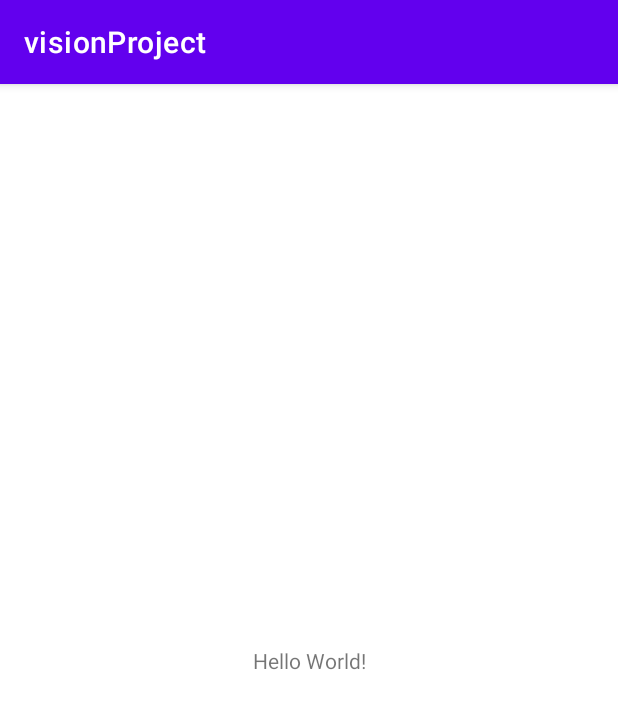
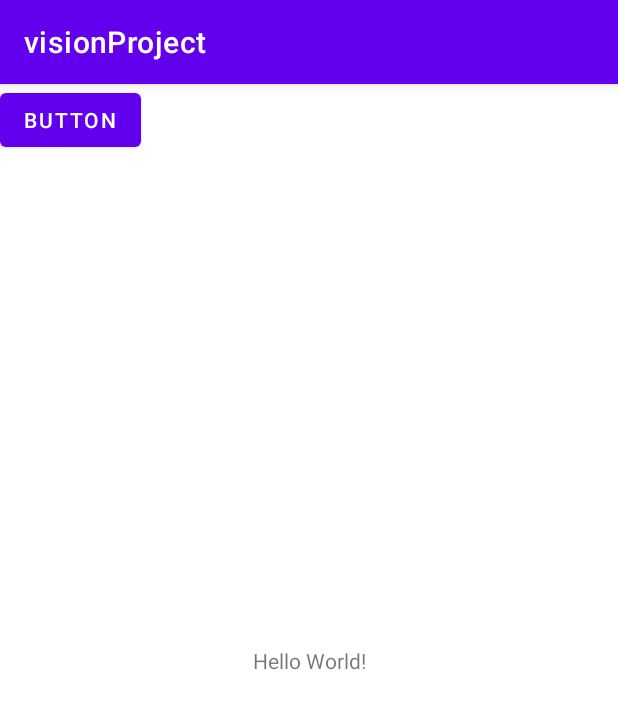
Before and after one commit to Recircle2000/motion_detection_app, an Android app: the screen it shows after launch (MainMenu), on a phone screen of 412 x 824 dp. Shown: the top 709 px of the screen. Run offline under Robolectric (Android 15) with nearby library versions, the phone set to English and light mode, and no system bars; 2 statements that could not run were skipped.

Commit message:
상대경로 수정 2

```diff
--- a/app/src/main/cpp/CMakeLists.txt
+++ b/app/src/main/cpp/CMakeLists.txt
@@ -6,10 +6,10 @@
 cmake_minimum_required(VERSION 3.4.1)
 
 # 상대 경로로 프로젝트 디렉토리 설정
-set(pathPROJECT "${CMAKE_CURRENT_SOURCE_DIR}/../../..")
+set(pathPROJECT "${CMAKE_CURRENT_SOURCE_DIR}/../../../..")
 
 # 소스 파일 경로 설정
-set(pathSOURCE "${pathPROJECT}/src/main/cpp/native-lib.cpp")
+set(pathSOURCE "${pathPROJECT}/app/src/main/cpp/native-lib.cpp")
 
 set(pathOPENCV "${pathPROJECT}/opencv")
 set(pathLIBOPENCV_JAVA ${pathOPENCV}/native/libs/${ANDROID_ABI}/libopencv_java4.so)
--- a/app/src/main/res/layout/activity_main.xml
+++ b/app/src/main/res/layout/activity_main.xml
@@ -16,4 +16,12 @@
         app:layout_constraintStart_toStartOf="parent"
         app:layout_constraintTop_toTopOf="parent" />
 
+    <Button
+        android:id="@+id/button"
+        android:layout_width="wrap_content"
+        android:layout_height="wrap_content"
+        android:text="Button"
+        tools:layout_editor_absoluteX="141dp"
+        tools:layout_editor_absoluteY="264dp" />
+
 </androidx.constraintlayout.widget.ConstraintLayout>
```
